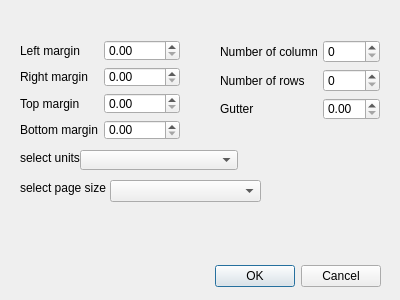
Qt form modular_grid_builder_dialog_base.ui (ioalexei/modular_grid_builder) before a commit.
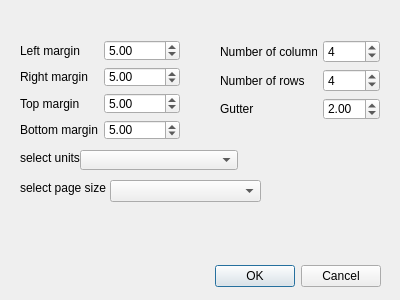
The same form after that commit.

Commit message:
Set default values in UI
to make testing quicker

What changed in the file:
```diff
--- a/modular_grid_builder_dialog_base.ui
+++ b/modular_grid_builder_dialog_base.ui
@@ -47,10 +47,18 @@
      </widget>
     </item>
     <item row="2" column="1">
-     <widget class="QDoubleSpinBox" name="marginTopInput"/>
+     <widget class="QDoubleSpinBox" name="marginTopInput">
+      <property name="value">
+       <double>5.000000000000000</double>
+      </property>
+     </widget>
     </item>
     <item row="0" column="1">
-     <widget class="QDoubleSpinBox" name="marginLeftInput"/>
+     <widget class="QDoubleSpinBox" name="marginLeftInput">
+      <property name="value">
+       <double>5.000000000000000</double>
+      </property>
+     </widget>
     </item>
     <item row="0" column="0">
      <widget class="QLabel" name="marginLeftLabel">
@@ -60,7 +68,11 @@
      </widget>
     </item>
     <item row="1" column="1">
-     <widget class="QDoubleSpinBox" name="marginRightInput"/>
+     <widget class="QDoubleSpinBox" name="marginRightInput">
+      <property name="value">
+       <double>5.000000000000000</double>
+      </property>
+     </widget>
     </item>
     <item row="2" column="0">
      <widget class="QLabel" name="marginTopLabel">
@@ -77,7 +89,11 @@
      </widget>
     </item>
     <item row="3" column="1">
-     <widget class="QDoubleSpinBox" name="marginBottomInput"/>
+     <widget class="QDoubleSpinBox" name="marginBottomInput">
+      <property name="value">
+       <double>5.000000000000000</double>
+      </property>
+     </widget>
     </item>
    </layout>
   </widget>
@@ -99,7 +115,11 @@
      </widget>
     </item>
     <item row="1" column="1">
-     <widget class="QSpinBox" name="numRowsInput"/>
+     <widget class="QSpinBox" name="numRowsInput">
+      <property name="value">
+       <number>4</number>
+      </property>
+     </widget>
     </item>
     <item row="1" column="0">
      <widget class="QLabel" name="numRowsLabel">
@@ -109,7 +129,11 @@
      </widget>
     </item>
     <item row="0" column="1">
-     <widget class="QSpinBox" name="numColumnsInput"/>
+     <widget class="QSpinBox" name="numColumnsInput">
+      <property name="value">
+       <number>4</number>
+      </property>
+     </widget>
     </item>
     <item row="2" column="0">
      <widget class="QLabel" name="gutterLabel">
@@ -119,7 +143,11 @@
      </widget>
     </item>
     <item row="2" column="1">
-     <widget class="QDoubleSpinBox" name="gutterInput"/>
+     <widget class="QDoubleSpinBox" name="gutterInput">
+      <property name="value">
+       <double>2.000000000000000</double>
+      </property>
+     </widget>
     </item>
    </layout>
   </widget>
```
The commit also changes 1 other file.
